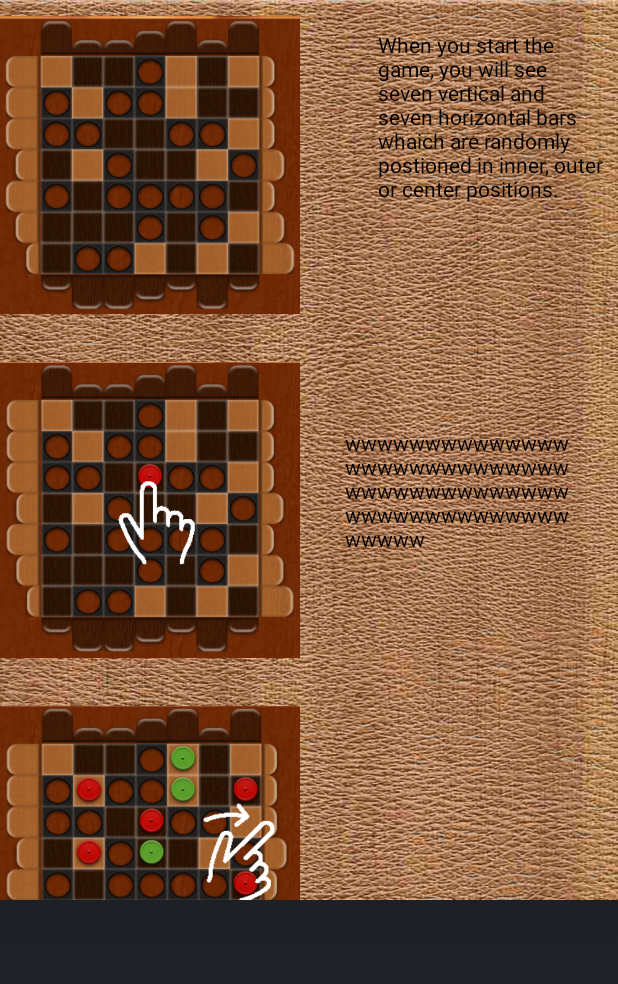
After one commit to imranicp/mobileapp07, an Android app: the HelpActivity screen opened directly, with no data from a screen before it, on a phone screen of 412 x 824 dp. The commit adds this screen. Shown: the top 984 px of the screen. Run offline under Robolectric (Android 15) with nearby library versions, the phone set to English and light mode, and no system bars.

Commit message:
Game graphical help added

```diff
--- a/app/src/main/AndroidManifest.xml
+++ b/app/src/main/AndroidManifest.xml
@@ -47,6 +47,9 @@
         <activity
             android:name=".HistoryActivity"
             android:theme="@android:style/Theme.NoTitleBar.Fullscreen" />
+        <activity
+            android:name=".HelpActivity"
+            android:theme="@android:style/Theme.NoTitleBar.Fullscreen" />
     </application>
 
 </manifest>
--- /dev/null
+++ b/app/src/main/java/logic/main/com/boardgame/HelpActivity.java
@@ -0,0 +1,16 @@
+package logic.main.com.boardgame;
+
+import android.app.Activity;
+import android.os.Bundle;
+
+/**
+ * Created by Vahiiid on 1/11/2016.
+ */
+public class HelpActivity extends Activity {
+
+    @Override
+    protected void onCreate(Bundle savedInstanceState) {
+        super.onCreate(savedInstanceState);
+        setContentView(R.layout.help_layout);
+    }
+}
--- a/app/src/main/java/logic/main/com/boardgame/MenuActivity.java
+++ b/app/src/main/java/logic/main/com/boardgame/MenuActivity.java
@@ -42,6 +42,12 @@ public class MenuActivity extends Activity {
        finish();
     }
 
+    public void goToHelp(View view){
+        Intent intent = new Intent(this,HelpActivity.class);
+        startActivity(intent);
+        finish();
+    }
+
     @Override
     public void onBackPressed() {
         new AlertDialog.Builder(this).setIcon(android.R.drawable.ic_dialog_alert).setTitle("Exit")
--- /dev/null
+++ b/app/src/main/res/layout/help_layout.xml
@@ -0,0 +1,96 @@
+<?xml version="1.0" encoding="utf-8"?>
+<RelativeLayout xmlns:android="http://schemas.android.com/apk/res/android"
+   android:background="@drawable/menu_bg"
+    android:layout_width="match_parent"
+    android:layout_height="600dp">
+
+    <ScrollView
+        android:layout_width="match_parent"
+        android:layout_height="match_parent">
+
+      <RelativeLayout
+          android:layout_width="fill_parent"
+          android:layout_height="fill_parent">
+
+          <ImageView
+              android:id="@+id/hlp1"
+              android:src="@drawable/hlp1"
+              android:layout_marginTop="10dp"
+              android:layout_width="200dp"
+              android:layout_height="200dp" />
+
+          <ImageView
+              android:id="@+id/hlp2"
+              android:src="@drawable/hlp2"
+              android:layout_below="@+id/hlp1"
+              android:layout_marginTop="30dp"
+              android:layout_width="200dp"
+              android:layout_height="200dp" />
+
+          <ImageView
+              android:id="@+id/hlp3r"
+              android:src="@drawable/hlp3r"
+              android:layout_below="@+id/hlp2"
+              android:layout_marginTop="30dp"
+              android:layout_width="200dp"
+              android:layout_height="200dp" />
+
+          <ImageView
+              android:id="@+id/hlp3l"
+              android:src="@drawable/hlp3l"
+              android:layout_below="@+id/hlp3r"
+              android:layout_marginTop="30dp"
+              android:layout_width="200dp"
+              android:layout_height="200dp" />
+
+          <ImageView
+              android:id="@+id/hlp3u"
+              android:src="@drawable/hlp3u"
+              android:layout_below="@+id/hlp3l"
+              android:layout_marginTop="30dp"
+              android:layout_width="200dp"
+              android:layout_height="200dp" />
+
+          <ImageView
+              android:id="@+id/hlp3d"
+              android:src="@drawable/hlp3d"
+              android:layout_below="@+id/hlp3u"
+              android:layout_marginTop="30dp"
+              android:layout_width="200dp"
+              android:layout_height="200dp" />
+
+          <ImageView
+              android:id="@+id/hlp4"
+              android:src="@drawable/hlp4"
+              android:layout_below="@+id/hlp3d"
+              android:layout_marginTop="30dp"
+              android:layout_width="200dp"
+              android:layout_height="200dp" />
+
+          <TextView
+              android:id="@+id/txt1"
+              android:text="When you start the game, you will see seven vertical and seven horizontal bars whaich are randomly postioned in inner, outer or center positions."
+              android:layout_alignParentEnd="true"
+              android:layout_marginTop="20dp"
+              android:layout_marginRight="10dp"
+              android:textColor="#000000"
+              android:layout_width="150dp"
+              android:layout_height="wrap_content" />
+
+          <TextView
+              android:id="@+id/txt2"
+              android:text="wwwwwwwwwwwwwwwwwwwwwwwwwwwwwwwwwwwwwwwwwwwwwwwwwwwwwwwwwwwww"
+              android:layout_below="@+id/txt1"
+              android:layout_marginTop="150dp"
+              android:layout_marginLeft="30dp"
+              android:layout_toRightOf="@+id/hlp2"
+              android:textColor="#000000"
+              android:layout_width="150dp"
+              android:layout_height="wrap_content" />
+
+      </RelativeLayout>
+    </ScrollView>
+
+
+
+</RelativeLayout>
--- a/app/src/main/res/layout/menu_layout.xml
+++ b/app/src/main/res/layout/menu_layout.xml
@@ -75,4 +75,13 @@
         android:layout_width="150dp"
         android:layout_height="75dp" />
 
+    <Button
+        android:id="@+id/helpBtn"
+        android:onClick="goToHelp"
+        android:background="@drawable/menu_info"
+        android:layout_centerHorizontal="true"
+        android:layout_marginTop="30dp"
+        android:layout_width="40dp"
+        android:layout_height="40dp" />
+
 </RelativeLayout>
```
Also changed, not shown: app/src/main/res/drawable/hlp1.png (added), app/src/main/res/drawable/hlp2.png (added), app/src/main/res/drawable/hlp3d.png (added), app/src/main/res/drawable/hlp3l.png (added), app/src/main/res/drawable/hlp3r.png (added), app/src/main/res/drawable/hlp3u.png (added), app/src/main/res/drawable/hlp4.png (added), app/src/main/res/drawable/menu_info.png (added).
